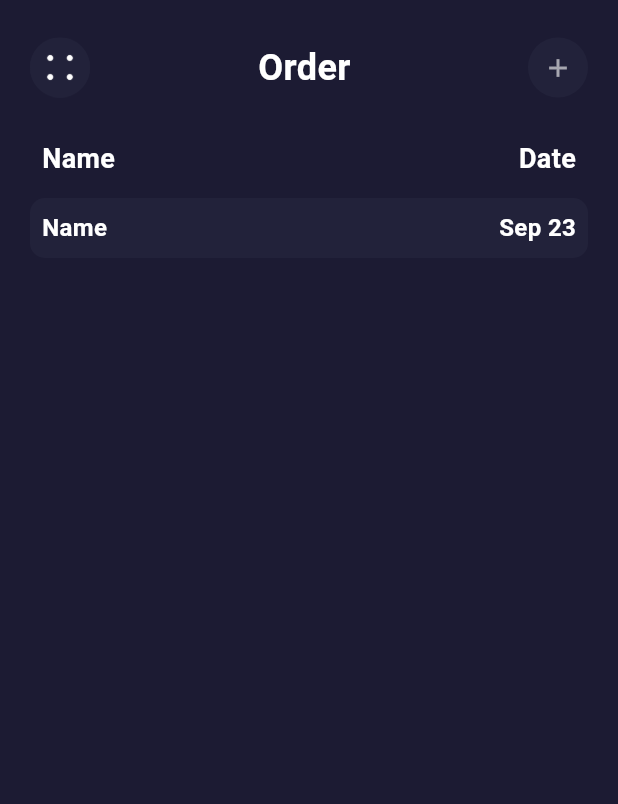
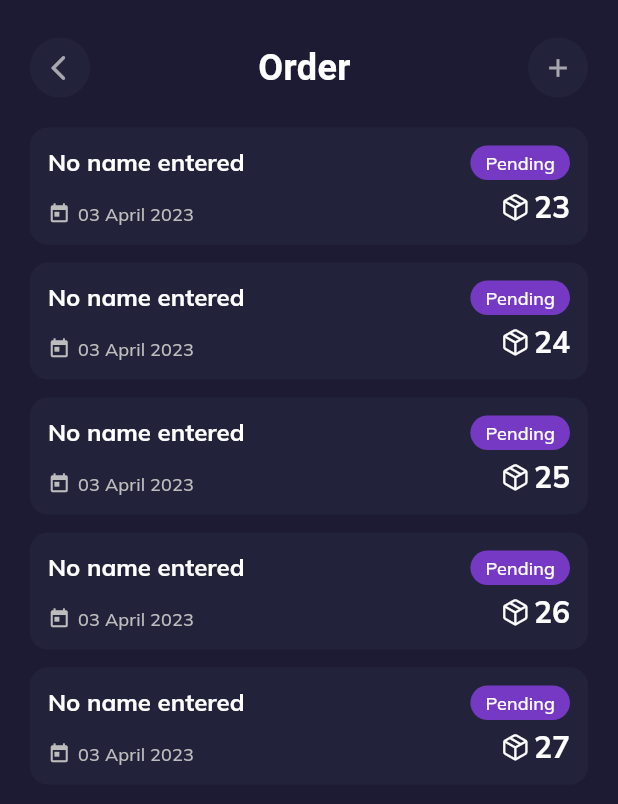
Before and after one commit to raduansm/JKmart, a Flutter app: the OrderManagementScreen screen opened directly, on a phone screen of 412 x 824 dp. Shown: the top 804 px of the screen. Run offline on Flutter 3.47's test engine with Material 2 defaults, Android fonts, the phone set to English and light mode, and no system bars; our stand-ins replace appwrite, dartz, device_info_plus, equatable, fl_chart, fluttertoast and 8 more; missing offline and left inert: dart_appwrite, excel, hovering; accounts and stored records are empty; statements that could not run were skipped; project files that could hold a hidden picture were left out.

Commit message:
order card design

```diff
--- a/lib/screens/order_management/pages/order_management.dart
+++ b/lib/screens/order_management/pages/order_management.dart
@@ -1,5 +1,7 @@
+import 'package:flutter/cupertino.dart';
 import 'package:flutter/material.dart';
 import 'package:get/get.dart';
+import 'package:intl/intl.dart';
 import 'package:jkmart/controllers/order_management%20_controller.dart';
 import 'package:jkmart/core/utils/colors.dart';
 import 'package:jkmart/screens/home/widgets/appdrawer.dart';
@@ -14,7 +16,6 @@ class OrderManagementScreen extends GetView<OrderManagementController> {
       backgroundColor: CustomColor.primaryColor,
       drawer: const AppDrawer(),
       body: SafeArea(
-        child: Container(
         child: ListView(
           padding: const EdgeInsets.symmetric(horizontal: 20),
           children: [
@@ -24,10 +25,17 @@ class OrderManagementScreen extends GetView<OrderManagementController> {
               children: [
                 GestureDetector(
                   onTap: () => Get.back(),
-                  child: CircleAvatar(
+                  child: const CircleAvatar(
                     radius: 20,
                     backgroundColor: CustomColor.secondaryColor,
-                    child: Image.asset('assets/images/menu.png', scale: 5),
+                    child: Padding(
+                      padding: EdgeInsets.only(right: 2),
+                      child: Icon(
+                        Icons.arrow_back_ios_new_rounded,
+                        size: 20,
+                        color: Colors.white60,
+                      ),
+                    ),
                   ),
                 ),
                 const Text(
@@ -55,67 +63,88 @@ class OrderManagementScreen extends GetView<OrderManagementController> {
               ],
             ),
             const SizedBox(height: 20),
-            Padding(
-              padding: const EdgeInsets.all(8.0),
-              child: Row(
+            ListView.separated(
+              shrinkWrap: true,
+              physics: const NeverScrollableScrollPhysics(),
+              itemBuilder: (context, index) {
+                return Container(
+                  padding: const EdgeInsets.all(12),
+                  decoration: BoxDecoration(
+                    borderRadius: BorderRadius.circular(12),
+                    color: CustomColor.secondaryColor,
+                  ),
+                  child: Column(children: [
+                    Row(
+                      crossAxisAlignment: CrossAxisAlignment.start,
                       mainAxisAlignment: MainAxisAlignment.spaceBetween,
-                children: const [
-                  Text(
-                    'Name',
-                    style: TextStyle(
-                      color: Colors.white,
-                      fontSize: 18,
-                      fontWeight: FontWeight.bold,
+                      children: [
+                        Expanded(
+                          child: Text(
+                            "No name entered",
+                            style: Get.textTheme.headline5,
                           ),
                         ),
+                        Container(
+                          padding: const EdgeInsets.symmetric(horizontal: 10, vertical: 3),
+                          decoration: BoxDecoration(
+                            borderRadius: BorderRadius.circular(20),
+                            color: CustomColor.purple,
+                          ),
+                          child: Text(
+                            "Pending",
+                            style: Get.textTheme.subtitle2,
+                          ),
+                        )
+                      ],
+                    ),
+                    const SizedBox(height: 5),
+                    Row(
+                      mainAxisAlignment: MainAxisAlignment.spaceBetween,
+                      crossAxisAlignment: CrossAxisAlignment.end,
+                      children: [
+                        Row(
+                          children: [
+                            Icon(
+                              Icons.today,
+                              color: Colors.grey.shade400,
+                              size: 15,
+                            ),
+                            SizedBox(width: 5),
                             Text(
-                    'Date',
-                    style: TextStyle(
-                      color: Colors.white,
-                      fontSize: 18,
-                      fontWeight: FontWeight.bold,
-                    ),
+                              // DateFormat("dd MMMM yyyy").format(DateTime.tryParse(controller.incomes[index].date ?? "") ?? DateTime.now()),
+                              DateFormat("dd MMMM yyyy").format(DateTime.now()),
+                              style: Get.textTheme.subtitle2!.copyWith(color: Colors.grey.shade400),
                             ),
                           ],
                         ),
+                        Row(
+                          children: [
+                            const Icon(
+                              CupertinoIcons.cube_box,
+                              color: Colors.white,
+                              size: 19,
                             ),
-            const SizedBox(height: 5),
-            GestureDetector(
-              onTap: () {},
-              child: Container(
-                height: 40,
-                decoration: BoxDecoration(
-                  color: CustomColor.secondaryColor,
-                  borderRadius: BorderRadius.circular(10),
-                ),
-                child: Padding(
-                  padding: const EdgeInsets.all(8.0),
-                  child: Row(
-                    mainAxisAlignment: MainAxisAlignment.spaceBetween,
-                    children: const [
+                            const SizedBox(width: 3),
                             Text(
-                        'Name',
-                        style: TextStyle(
-                          color: Colors.white,
-                          fontSize: 16,
-                          fontWeight: FontWeight.bold,
-                        ),
-                      ),
-                      Text(
-                        'Sep 23',
-                        style: TextStyle(
-                          color: Colors.white,
-                          fontSize: 16,
-                          fontWeight: FontWeight.bold,
-                        ),
+                              // "\$${controller.incomes[index].amount ?? "0"}",
+                              "${23 + index}",
+                              textAlign: TextAlign.right,
+                              style: Get.textTheme.headline4,
                             ),
                           ],
                         ),
+                      ],
+                    )
+                  ]),
+                );
+              },
+              separatorBuilder: (context, index) {
+                return const SizedBox(height: 12);
+              },
+              itemCount: 5,
+            )
+          ],
         ),
-              ),
-            ),
-          ],
-        )),
       ),
     );
   }
```
Lines whose indentation alone changed are shown as unchanged.
